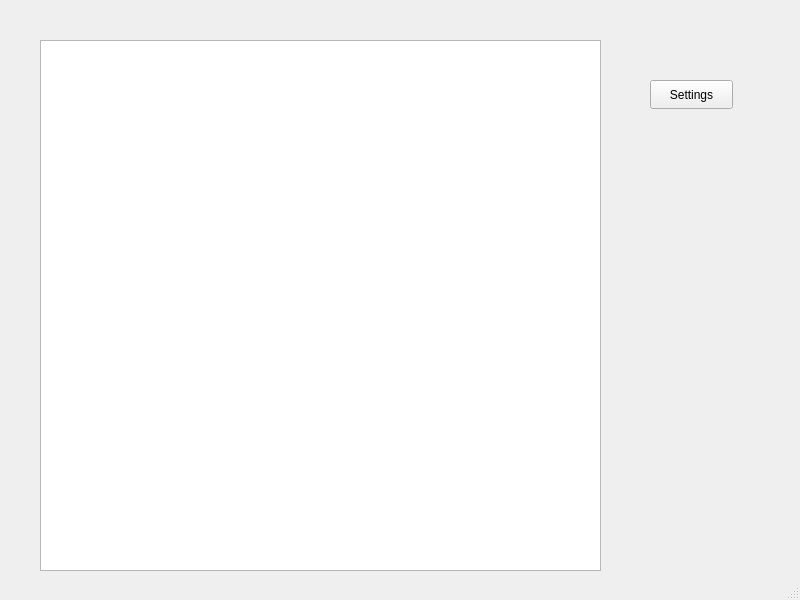
Before: the Qt Designer form Tetris/gui/mainwindow.ui in amoraric/Tetris, drawn with Qt 5.
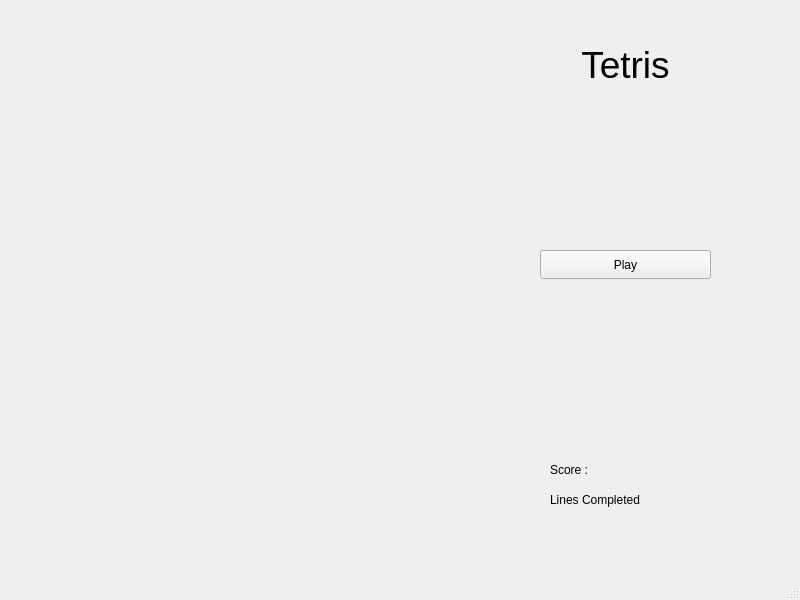
After: the same form once the commit is applied.

What changed in the file:
```diff
--- a/Tetris/gui/mainwindow.ui
+++ b/Tetris/gui/mainwindow.ui
@@ -14,27 +14,75 @@
    <string>MainWindow</string>
   </property>
   <widget class="QWidget" name="centralwidget">
-   <widget class="QGraphicsView" name="myGraphicsView">
+   <widget class="QWidget" name="gridLayoutWidget">
     <property name="geometry">
      <rect>
-      <x>40</x>
-      <y>40</y>
-      <width>561</width>
-      <height>531</height>
+      <x>70</x>
+      <y>20</y>
+      <width>411</width>
+      <height>511</height>
      </rect>
     </property>
+    <layout class="QGridLayout" name="gridLayout_2">
+     <item row="0" column="0">
+      <layout class="QVBoxLayout" name="verticalLayout">
+       <item>
+        <layout class="QGridLayout" name="gridLayout_3"/>
+       </item>
+      </layout>
+     </item>
+    </layout>
    </widget>
    <widget class="QPushButton" name="pushButton">
     <property name="geometry">
      <rect>
-      <x>650</x>
-      <y>80</y>
-      <width>83</width>
+      <x>540</x>
+      <y>250</y>
+      <width>171</width>
       <height>29</height>
      </rect>
     </property>
     <property name="text">
-     <string>Settings</string>
+     <string>Play</string>
+    </property>
+   </widget>
+   <widget class="QLabel" name="label">
+    <property name="geometry">
+     <rect>
+      <x>550</x>
+      <y>460</y>
+      <width>161</width>
+      <height>20</height>
+     </rect>
+    </property>
+    <property name="text">
+     <string>Score :</string>
+    </property>
+   </widget>
+   <widget class="QLabel" name="label_2">
+    <property name="geometry">
+     <rect>
+      <x>550</x>
+      <y>490</y>
+      <width>211</width>
+      <height>20</height>
+     </rect>
+    </property>
+    <property name="text">
+     <string>Lines Completed</string>
+    </property>
+   </widget>
+   <widget class="QLabel" name="label_3">
+    <property name="geometry">
+     <rect>
+      <x>550</x>
+      <y>30</y>
+      <width>151</width>
+      <height>71</height>
+     </rect>
+    </property>
+    <property name="text">
+     <string>&lt;html&gt;&lt;head/&gt;&lt;body&gt;&lt;p align=&quot;center&quot;&gt;&lt;span style=&quot; font-size:28pt;&quot;&gt;Tetris&lt;/span&gt;&lt;/p&gt;&lt;/body&gt;&lt;/html&gt;</string>
     </property>
    </widget>
   </widget>
```
